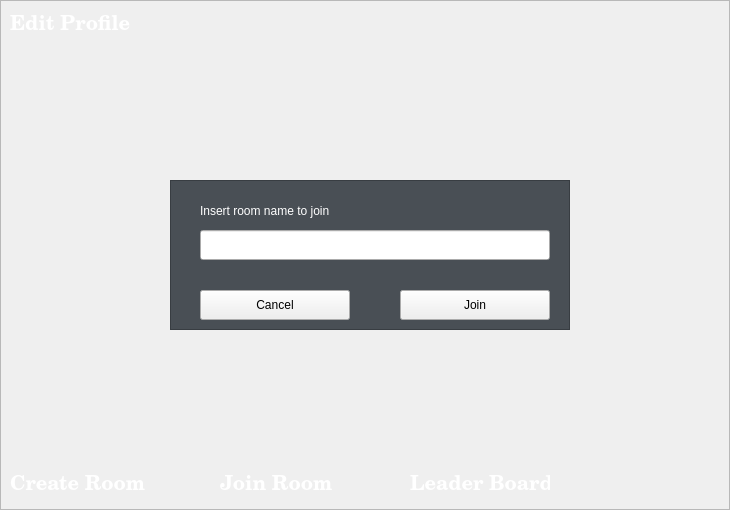
Qt form src/client/menu_login.ui (SaDaNdLoNeLy/tictactoe) before a commit.
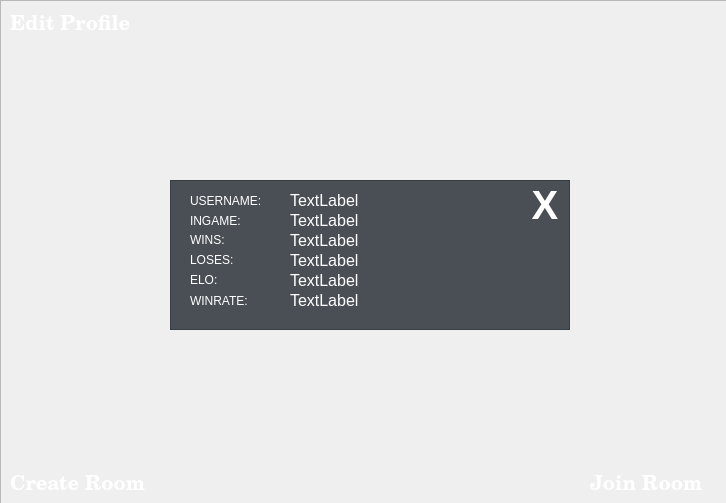
The same form after that commit. Icons and pictures are not drawn.

Diff of the .ui file:
```diff
--- a/src/client/menu_login.ui
+++ b/src/client/menu_login.ui
@@ -6,8 +6,8 @@
    <rect>
     <x>0</x>
     <y>0</y>
-    <width>730</width>
-    <height>510</height>
+    <width>726</width>
+    <height>503</height>
    </rect>
   </property>
   <property name="windowTitle">
@@ -161,7 +161,7 @@
    <widget class="QPushButton" name="JoinRoom">
     <property name="geometry">
      <rect>
-      <x>220</x>
+      <x>590</x>
       <y>470</y>
       <width>140</width>
       <height>30</height>
@@ -187,7 +187,7 @@
    <widget class="QPushButton" name="LeaderBoard">
     <property name="geometry">
      <rect>
-      <x>410</x>
+      <x>730</x>
       <y>470</y>
       <width>140</width>
       <height>30</height>
@@ -404,6 +404,235 @@
     </property>
    </widget>
   </widget>
+  <widget class="QFrame" name="frame">
+   <property name="geometry">
+    <rect>
+     <x>170</x>
+     <y>180</y>
+     <width>400</width>
+     <height>150</height>
+    </rect>
+   </property>
+   <property name="styleSheet">
+    <string notr="true">background: #494F55;
+color: white;</string>
+   </property>
+   <property name="frameShape">
+    <enum>QFrame::StyledPanel</enum>
+   </property>
+   <property name="frameShadow">
+    <enum>QFrame::Raised</enum>
+   </property>
+   <widget class="QLabel" name="label_2">
+    <property name="geometry">
+     <rect>
+      <x>20</x>
+      <y>10</y>
+      <width>91</width>
+      <height>21</height>
+     </rect>
+    </property>
+    <property name="text">
+     <string>USERNAME: </string>
+    </property>
+   </widget>
+   <widget class="QLabel" name="label_4">
+    <property name="geometry">
+     <rect>
+      <x>20</x>
+      <y>30</y>
+      <width>91</width>
+      <height>21</height>
+     </rect>
+    </property>
+    <property name="text">
+     <string>INGAME: </string>
+    </property>
+   </widget>
+   <widget class="QLabel" name="label_5">
+    <property name="geometry">
+     <rect>
+      <x>20</x>
+      <y>50</y>
+      <width>63</width>
+      <height>20</height>
+     </rect>
+    </property>
+    <property name="text">
+     <string>WINS: </string>
+    </property>
+   </widget>
+   <widget class="QLabel" name="label_6">
+    <property name="geometry">
+     <rect>
+      <x>20</x>
+      <y>70</y>
+      <width>63</width>
+      <height>20</height>
+     </rect>
+    </property>
+    <property name="text">
+     <string>LOSES: </string>
+    </property>
+   </widget>
+   <widget class="QLabel" name="label_7">
+    <property name="geometry">
+     <rect>
+      <x>20</x>
+      <y>90</y>
+      <width>63</width>
+      <height>20</height>
+     </rect>
+    </property>
+    <property name="text">
+     <string>ELO:</string>
+    </property>
+   </widget>
+   <widget class="QLabel" name="label_8">
+    <property name="geometry">
+     <rect>
+      <x>20</x>
+      <y>110</y>
+      <width>71</width>
+      <height>21</height>
+     </rect>
+    </property>
+    <property name="text">
+     <string>WINRATE: </string>
+    </property>
+   </widget>
+   <widget class="QLabel" name="username">
+    <property name="geometry">
+     <rect>
+      <x>120</x>
+      <y>10</y>
+      <width>200</width>
+      <height>20</height>
+     </rect>
+    </property>
+    <property name="font">
+     <font>
+      <pointsize>12</pointsize>
+     </font>
+    </property>
+    <property name="text">
+     <string>TextLabel</string>
+    </property>
+   </widget>
+   <widget class="QLabel" name="ingame">
+    <property name="geometry">
+     <rect>
+      <x>120</x>
+      <y>30</y>
+      <width>200</width>
+      <height>20</height>
+     </rect>
+    </property>
+    <property name="font">
+     <font>
+      <pointsize>12</pointsize>
+     </font>
+    </property>
+    <property name="text">
+     <string>TextLabel</string>
+    </property>
+   </widget>
+   <widget class="QLabel" name="wins">
+    <property name="geometry">
+     <rect>
+      <x>120</x>
+      <y>50</y>
+      <width>200</width>
+      <height>20</height>
+     </rect>
+    </property>
+    <property name="font">
+     <font>
+      <pointsize>12</pointsize>
+     </font>
+    </property>
+    <property name="text">
+     <string>TextLabel</string>
+    </property>
+   </widget>
+   <widget class="QLabel" name="loses">
+    <property name="geometry">
+     <rect>
+      <x>120</x>
+      <y>70</y>
+      <width>200</width>
+      <height>20</height>
+     </rect>
+    </property>
+    <property name="font">
+     <font>
+      <pointsize>12</pointsize>
+     </font>
+    </property>
+    <property name="text">
+     <string>TextLabel</string>
+    </property>
+   </widget>
+   <widget class="QLabel" name="status">
+    <property name="geometry">
+     <rect>
+      <x>120</x>
+      <y>90</y>
+      <width>200</width>
+      <height>20</height>
+     </rect>
+    </property>
+    <property name="font">
+     <font>
+      <pointsize>12</pointsize>
+     </font>
+    </property>
+    <property name="text">
+     <string>TextLabel</string>
+    </property>
+   </widget>
+   <widget class="QLabel" name="winrate">
+    <property name="geometry">
+     <rect>
+      <x>120</x>
+      <y>110</y>
+      <width>200</width>
+      <height>20</height>
+     </rect>
+    </property>
+    <property name="font">
+     <font>
+      <pointsize>12</pointsize>
+     </font>
+    </property>
+    <property name="text">
+     <string>TextLabel</string>
+    </property>
+   </widget>
+   <widget class="QPushButton" name="pushButton">
+    <property name="geometry">
+     <rect>
+      <x>350</x>
+      <y>0</y>
+      <width>50</width>
+      <height>50</height>
+     </rect>
+    </property>
+    <property name="font">
+     <font>
+      <pointsize>30</pointsize>
+      <bold>true</bold>
+     </font>
+    </property>
+    <property name="styleSheet">
+     <string notr="true">background: none;
+border: none;</string>
+    </property>
+    <property name="text">
+     <string>X</string>
+    </property>
+   </widget>
+  </widget>
  </widget>
  <resources>
   <include location="Resource/user_icon.qrc"/>
```
